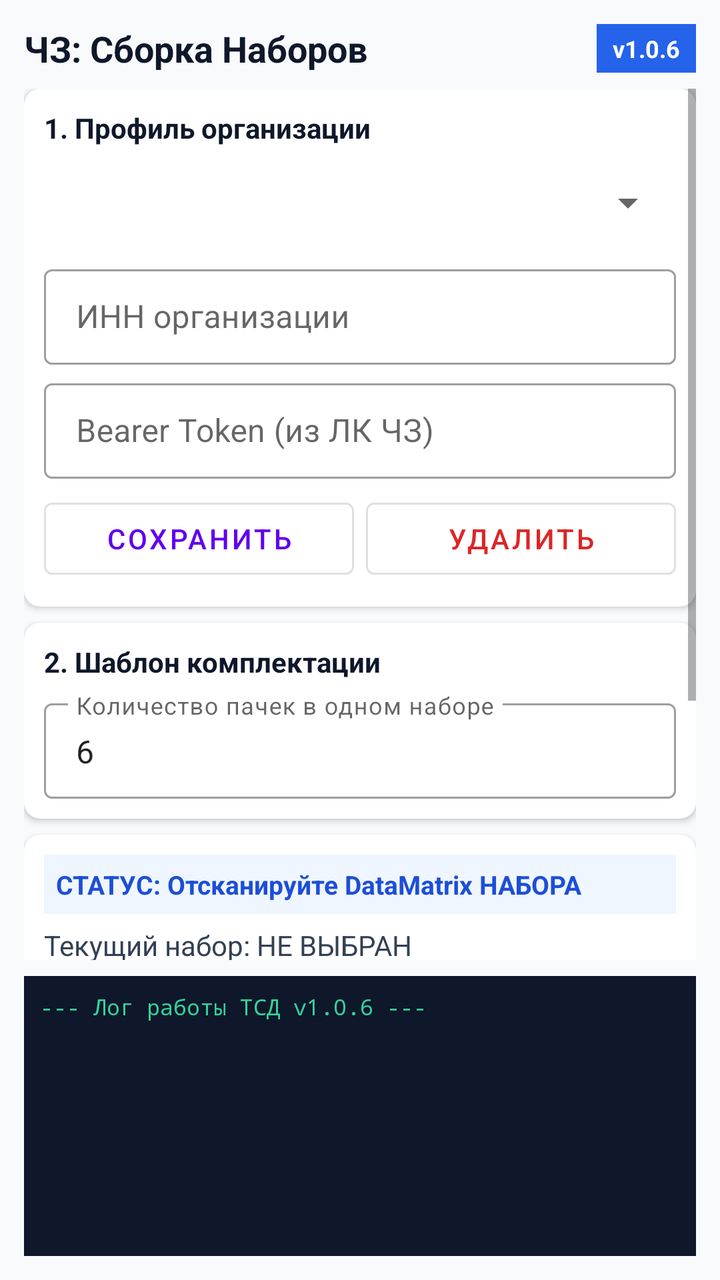
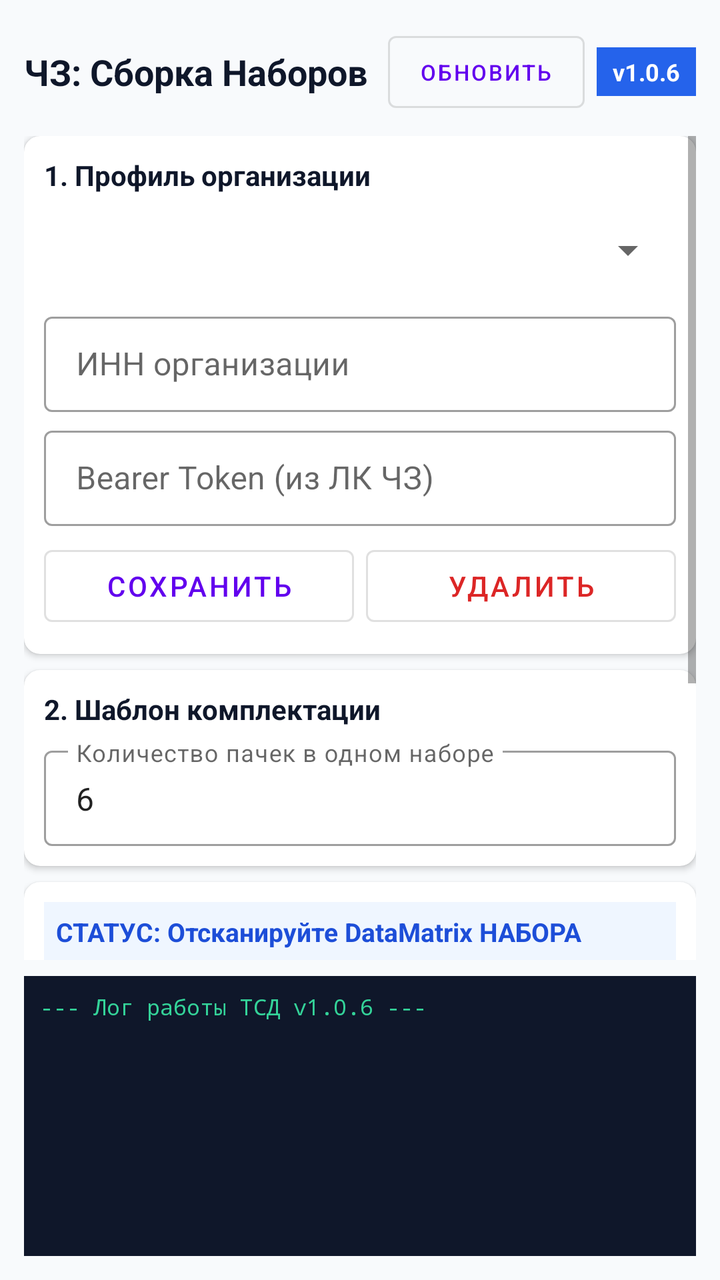

Before-and-after screenshots of an Android layout around one commit, followed by the original layout XML and the change that was made.
<!-- AndroidManifest.xml: application theme Theme.MaterialComponents.DayNight.NoActionBar -->
<!-- res/layout/activity_main.xml -->
<?xml version="1.0" encoding="utf-8"?>
<LinearLayout xmlns:android="http://schemas.android.com/apk/res/android"
    xmlns:app="http://schemas.android.com/apk/res-auto"
    android:layout_width="match_parent"
    android:layout_height="match_parent"
    android:orientation="vertical"
    android:background="#F8FAFC"
    android:padding="12dp">

    
    <LinearLayout
        android:layout_width="match_parent"
        android:layout_height="wrap_content"
        android:orientation="horizontal"
        android:gravity="center_vertical"
        android:paddingBottom="8dp">

        <TextView
            android:layout_width="0dp"
            android:layout_height="wrap_content"
            android:layout_weight="1"
            android:text="ЧЗ: Сборка Наборов"
            android:textSize="18sp"
            android:textStyle="bold"
            android:textColor="#0F172A" />

        <TextView
            android:id="@+id/tvAppVersion"
            android:layout_width="wrap_content"
            android:layout_height="wrap_content"
            android:text="v1.0.6"
            android:textSize="12sp"
            android:textStyle="bold"
            android:textColor="#FFFFFF"
            android:background="#2563EB"
            android:paddingHorizontal="8dp"
            android:paddingVertical="4dp" />
    </LinearLayout>

    <ScrollView
        android:layout_width="match_parent"
        android:layout_height="0dp"
        android:layout_weight="1"
        android:fillViewport="true">

        <LinearLayout
            android:layout_width="match_parent"
            android:layout_height="wrap_content"
            android:orientation="vertical">

            
            <com.google.android.material.card.MaterialCardView
                android:layout_width="match_parent"
                android:layout_height="wrap_content"
                app:cardCornerRadius="8dp"
                app:cardElevation="2dp"
                android:layout_marginBottom="8dp">

                <LinearLayout
                    android:layout_width="match_parent"
                    android:layout_height="wrap_content"
                    android:orientation="vertical"
                    android:padding="10dp">

                    <TextView
                        android:layout_width="wrap_content"
                        android:layout_height="wrap_content"
                        android:text="1. Профиль организации"
                        android:textStyle="bold"
                        android:textColor="#0F172A"
                        android:layout_marginBottom="6dp"/>

                    <Spinner
                        android:id="@+id/spinnerProfiles"
                        android:layout_width="match_parent"
                        android:layout_height="44dp"
                        android:layout_marginBottom="6dp"/>

                    <com.google.android.material.textfield.TextInputLayout
                        android:layout_width="match_parent"
                        android:layout_height="wrap_content"
                        android:hint="ИНН организации"
                        style="@style/Widget.MaterialComponents.TextInputLayout.OutlinedBox.Dense">
                        <com.google.android.material.textfield.TextInputEditText
                            android:id="@+id/etInn"
                            android:layout_width="match_parent"
                            android:layout_height="wrap_content"
                            android:inputType="number" />
                    </com.google.android.material.textfield.TextInputLayout>

                    <com.google.android.material.textfield.TextInputLayout
                        android:layout_width="match_parent"
                        android:layout_height="wrap_content"
                        android:hint="Bearer Token (из ЛК ЧЗ)"
                        android:layout_marginTop="4dp"
                        style="@style/Widget.MaterialComponents.TextInputLayout.OutlinedBox.Dense">
                        <com.google.android.material.textfield.TextInputEditText
                            android:id="@+id/etToken"
                            android:layout_width="match_parent"
                            android:layout_height="wrap_content"
                            android:inputType="text" />
                    </com.google.android.material.textfield.TextInputLayout>

                    <LinearLayout
                        android:layout_width="match_parent"
                        android:layout_height="wrap_content"
                        android:orientation="horizontal"
                        android:layout_marginTop="6dp">

                        <Button
                            android:id="@+id/btnSaveProfile"
                            android:layout_width="0dp"
                            android:layout_height="wrap_content"
                            android:layout_weight="1"
                            android:text="Сохранить"
                            style="@style/Widget.MaterialComponents.Button.OutlinedButton" />

                        <Button
                            android:id="@+id/btnDeleteProfile"
                            android:layout_width="0dp"
                            android:layout_height="wrap_content"
                            android:layout_weight="1"
                            android:layout_marginStart="6dp"
                            android:text="Удалить"
                            android:textColor="#DC2626"
                            style="@style/Widget.MaterialComponents.Button.OutlinedButton" />
                    </LinearLayout>

                </LinearLayout>
            </com.google.android.material.card.MaterialCardView>

            
            <com.google.android.material.card.MaterialCardView
                android:layout_width="match_parent"
                android:layout_height="wrap_content"
                app:cardCornerRadius="8dp"
                app:cardElevation="2dp"
                android:layout_marginBottom="8dp">

                <LinearLayout
                    android:layout_width="match_parent"
                    android:layout_height="wrap_content"
                    android:orientation="vertical"
                    android:padding="10dp">

                    <TextView
                        android:layout_width="wrap_content"
                        android:layout_height="wrap_content"
                        android:text="2. Шаблон комплектации"
                        android:textStyle="bold"
                        android:textColor="#0F172A"
                        android:layout_marginBottom="6dp"/>

                    <com.google.android.material.textfield.TextInputLayout
                        android:layout_width="match_parent"
                        android:layout_height="wrap_content"
                        android:hint="Количество пачек в одном наборе"
                        style="@style/Widget.MaterialComponents.TextInputLayout.OutlinedBox.Dense">
                        <com.google.android.material.textfield.TextInputEditText
                            android:id="@+id/etCountPerSet"
                            android:layout_width="match_parent"
                            android:layout_height="wrap_content"
                            android:inputType="number"
                            android:text="6" />
                    </com.google.android.material.textfield.TextInputLayout>
                </LinearLayout>
            </com.google.android.material.card.MaterialCardView>

            
            <com.google.android.material.card.MaterialCardView
                android:layout_width="match_parent"
                android:layout_height="wrap_content"
                app:cardCornerRadius="8dp"
                app:cardElevation="2dp"
                android:layout_marginBottom="8dp">

                <LinearLayout
                    android:layout_width="match_parent"
                    android:layout_height="wrap_content"
                    android:orientation="vertical"
                    android:padding="10dp">

                    <TextView
                        android:id="@+id/tvScanState"
                        android:layout_width="match_parent"
                        android:layout_height="wrap_content"
                        android:text="СТАТУС: Отсканируйте DataMatrix НАБОРА"
                        android:textStyle="bold"
                        android:textSize="13sp"
                        android:textColor="#1D4ED8"
                        android:background="#EFF6FF"
                        android:padding="6dp"/>

                    <TextView
                        android:id="@+id/tvCurrentSet"
                        android:layout_width="match_parent"
                        android:layout_height="wrap_content"
                        android:text="Текущий набор: НЕ ВЫБРАН"
                        android:textColor="#334155"
                        android:layout_marginTop="6dp"/>

                    <TextView
                        android:id="@+id/tvProgress"
                        android:layout_width="match_parent"
                        android:layout_height="wrap_content"
                        android:text="Пачек в наборе: 0 / 6"
                        android:textSize="15sp"
                        android:textStyle="bold"
                        android:textColor="#047857"
                        android:layout_marginTop="2dp"/>

                    <TextView
                        android:id="@+id/tvTotalCompletedSets"
                        android:layout_width="match_parent"
                        android:layout_height="wrap_content"
                        android:text="Закрытых наборов к отправке: 0"
                        android:textStyle="bold"
                        android:textColor="#0F172A"
                        android:layout_marginTop="2dp"/>

                    <Button
                        android:id="@+id/btnResetCurrentSet"
                        android:layout_width="match_parent"
                        android:layout_height="wrap_content"
                        android:text="Сбросить текущий набор"
                        android:layout_marginTop="6dp"
                        android:textColor="#DC2626"
                        style="@style/Widget.MaterialComponents.Button.OutlinedButton" />

                </LinearLayout>
            </com.google.android.material.card.MaterialCardView>

            <Button
                android:id="@+id/btnSendDraft"
                android:layout_width="match_parent"
                android:layout_height="wrap_content"
                android:text="ЗАКРЫТЬ НАБОРЫ И ОТПРАВИТЬ ЧЕРНОВИК В ЧЗ"
                android:backgroundTint="#047857"
                android:padding="10dp"
                android:textStyle="bold" />

        </LinearLayout>
    </ScrollView>

    
    <TextView
        android:id="@+id/tvLog"
        android:layout_width="match_parent"
        android:layout_height="140dp"
        android:layout_marginTop="8dp"
        android:background="#0F172A"
        android:textColor="#34D399"
        android:fontFamily="monospace"
        android:textSize="11sp"
        android:padding="8dp"
        android:scrollbars="vertical"
        android:fadeScrollbars="false"
        android:text="--- Лог работы ТСД v1.0.6 ---\n"/>

</LinearLayout>
<!-- resources referenced by this layout -->
<resources>

</resources>

<!-- the commit's change to res/layout/activity_main.xml (unified diff, before → after) -->
@@ -23,6 +23,15 @@
             android:textSize="18sp"
             android:textStyle="bold"
             android:textColor="#0F172A" />
+
+        <Button
+            android:id="@+id/btnCheckUpdate"
+            android:layout_width="wrap_content"
+            android:layout_height="wrap_content"
+            android:text="Обновить"
+            android:textSize="11sp"
+            style="@style/Widget.MaterialComponents.Button.OutlinedButton"
+            android:layout_marginEnd="6dp"/>
 
         <TextView
             android:id="@+id/tvAppVersion"
